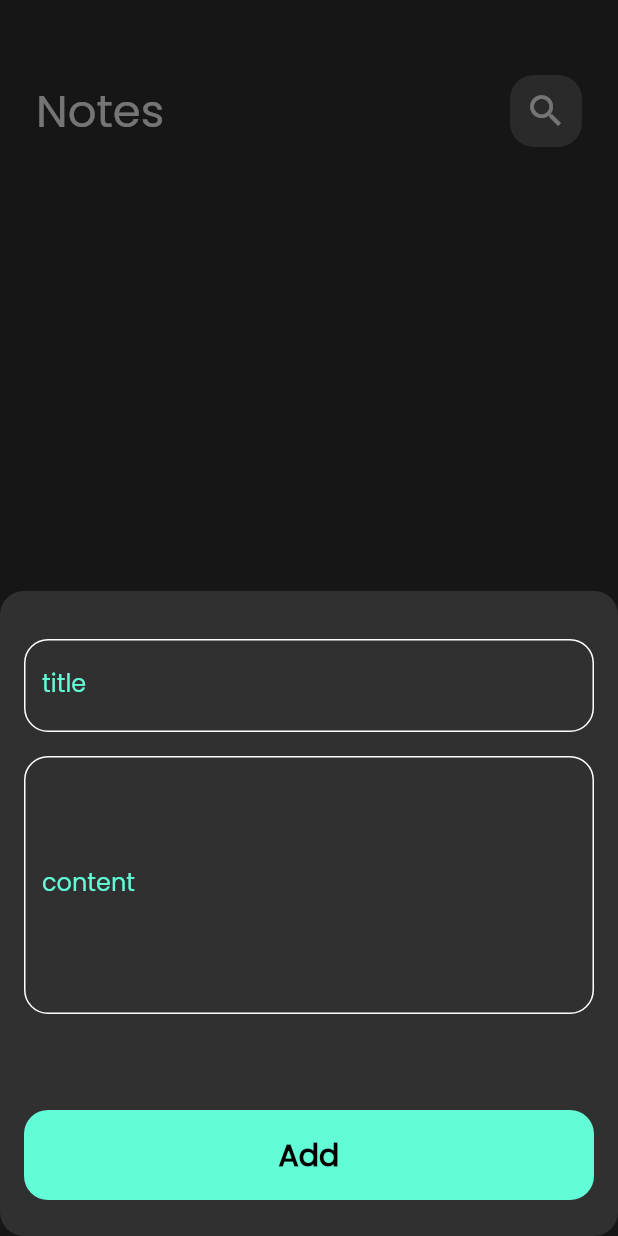
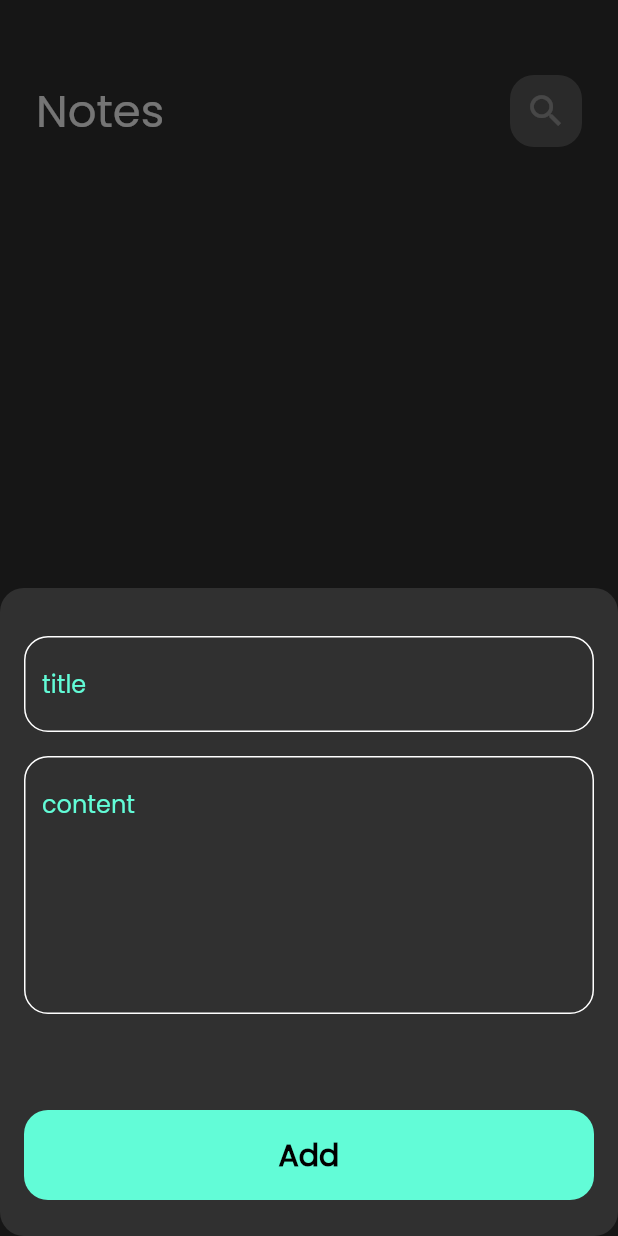
Before and after one commit to mahmoodhamdi/note_app, a Flutter app: the screen it shows after launch, after a tap on the "add" icon, on a phone screen of 412 x 824 dp. Run offline on Flutter 3.47's test engine with Material 2 defaults, Android fonts, the phone set to English and light mode, and no system bars; our stand-ins replace bloc, flutter_bloc, font_awesome_flutter, hive_flutter; accounts and stored records are empty.

Commit message:
edit note done

```diff
--- a/lib/models/note_model.dart
+++ b/lib/models/note_model.dart
@@ -1,15 +1,17 @@
 import 'package:hive_flutter/adapters.dart';
+
 part 'note_model.g.dart';
+
 @HiveType(typeId: 0)
 class NoteModel extends HiveObject {
   @HiveField(0)
-  final String title;
+  String title;
   @HiveField(1)
-  final String subTitle;
+  String subTitle;
   @HiveField(2)
-  final String date;
+ final String date;
   @HiveField(3)
-  final int color;
+  int color;
 
   NoteModel(
       {required this.title,
--- a/lib/widgets/add_note_form.dart
+++ b/lib/widgets/add_note_form.dart
@@ -32,7 +32,7 @@ class _AddNoteFormState extends State<AddNoteForm> {
             onSaved: (p0) {
               title = p0;
             },
-            label: "title",
+            hint: "title",
           ),
           const SizedBox(
             height: 16,
@@ -41,7 +41,7 @@ class _AddNoteFormState extends State<AddNoteForm> {
             onSaved: (p0) {
               subTitle = p0;
             },
-            label: "content",
+            hint: "content",
             maxLines: 6,
           ),
           const SizedBox(
--- a/lib/widgets/app_bar_widget.dart
+++ b/lib/widgets/app_bar_widget.dart
@@ -2,9 +2,11 @@ import 'package:flutter/material.dart';
 import 'package:note_app/widgets/search_icon_widget.dart';
 
 class AppBarWidget extends StatelessWidget {
-  const AppBarWidget({super.key, required this.icon, required this.title});
+  const AppBarWidget(
+      {super.key, required this.icon, required this.title, this.onPressed});
   final IconData icon;
   final String title;
+  final void Function()? onPressed;
   @override
   Widget build(BuildContext context) {
     return Row(
@@ -17,6 +19,7 @@ class AppBarWidget extends StatelessWidget {
         ),
         const Spacer(),
         AppBarIconWidget(
+          onPressed: onPressed,
           icon: icon,
         ),
       ],
--- a/lib/widgets/custom_text_form_field.dart
+++ b/lib/widgets/custom_text_form_field.dart
@@ -3,14 +3,20 @@ import 'package:note_app/constants/constants.dart';
 
 class CustomTextField extends StatelessWidget {
   const CustomTextField(
-      {super.key, required this.label, this.maxLines = 1, this.onSaved});
-  final String label;
+      {super.key,
+      required this.hint,
+      this.maxLines = 1,
+      this.onSaved,
+      this.onChanged});
+  final String hint;
   final int maxLines;
   final void Function(String?)? onSaved;
+  final void Function(String?)? onChanged;
 
   @override
   Widget build(BuildContext context) {
     return TextFormField(
+      onChanged: onChanged,
       onSaved: onSaved,
       validator: (value) {
         if (value?.isEmpty ?? true) {
@@ -21,8 +27,8 @@ class CustomTextField extends StatelessWidget {
       maxLines: maxLines,
       cursorColor: kPrimaryColor,
       decoration: InputDecoration(
-        label: Text(label),
-        labelStyle: const TextStyle(color: kPrimaryColor),
+        hintText: hint,
+        hintStyle: const TextStyle(color: kPrimaryColor),
         border: const OutlineInputBorder(
             borderSide: BorderSide(color: Colors.white),
             borderRadius: BorderRadius.all(Radius.circular(16))),
--- a/lib/widgets/notes_list_view.dart
+++ b/lib/widgets/notes_list_view.dart
@@ -7,7 +7,6 @@ import 'package:note_app/widgets/note_item.dart';
 
 class NotesListView extends StatelessWidget {
   const NotesListView({super.key});
-
   @override
   Widget build(BuildContext context) {
     return Expanded(
@@ -28,7 +27,9 @@ class NotesListView extends StatelessWidget {
                       onTap: () {
                         Navigator.push(context, MaterialPageRoute(
                           builder: (context) {
-                            return const EditNoteView();
+                            return EditNoteView(
+                              noteModel: notes[index],
+                            );
                           },
                         ));
                       },
--- a/lib/widgets/search_icon_widget.dart
+++ b/lib/widgets/search_icon_widget.dart
@@ -1,8 +1,9 @@
 import 'package:flutter/material.dart';
 
 class AppBarIconWidget extends StatelessWidget {
-  const AppBarIconWidget({super.key, required this.icon});
+  const AppBarIconWidget({super.key, required this.icon, this.onPressed});
   final IconData icon;
+  final void Function()? onPressed;
   @override
   Widget build(BuildContext context) {
     return Container(
@@ -12,9 +13,12 @@ class AppBarIconWidget extends StatelessWidget {
           color: Colors.grey.withOpacity(.4),
           borderRadius: const BorderRadius.all(Radius.circular(16))),
       child: Center(
-          child: Icon(
-        icon,
-        size: 28,
+          child: IconButton(
+        icon: Icon(
+          icon,
+          size: 28,
+        ),
+        onPressed: onPressed,
       )),
     );
   }
```
Also changed, not shown: lib/views/edit_note_view.dart (+56 -11 lines).
